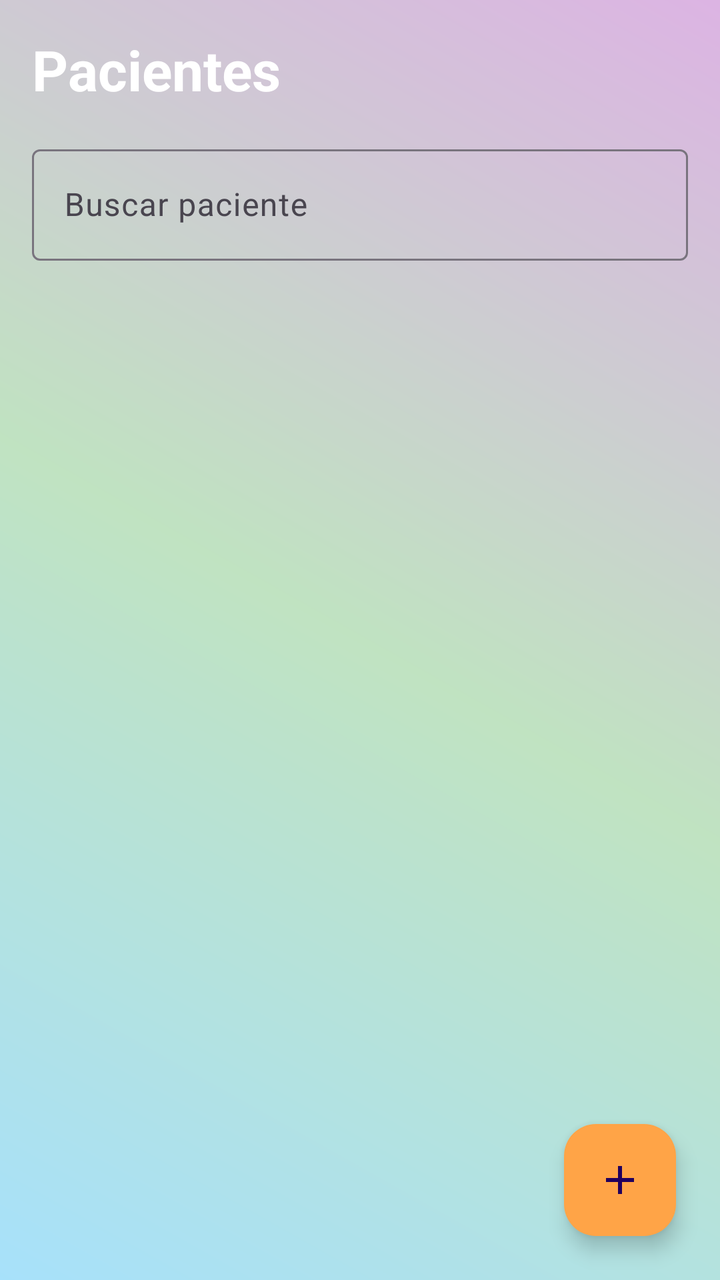
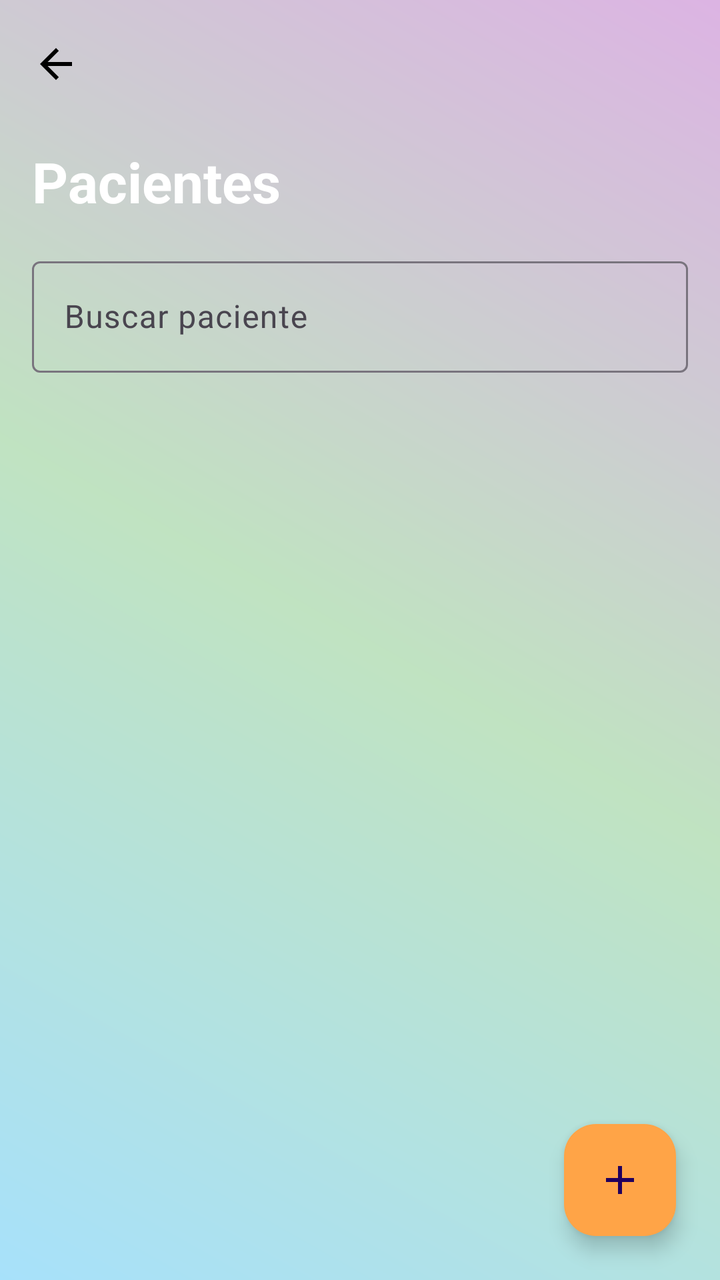

Two renders of the same Android screen: before a commit and after it. Below are the layout's source before the change and the commit's diff.
<!-- AndroidManifest.xml: application theme Theme.AppMedicosCarlos -->
<!-- res/layout/activity_lista_paciente.xml -->
<?xml version="1.0" encoding="utf-8"?>
<androidx.coordinatorlayout.widget.CoordinatorLayout
    xmlns:android="http://schemas.android.com/apk/res/android"
    xmlns:app="http://schemas.android.com/apk/res-auto"
    android:layout_width="match_parent"
    android:layout_height="match_parent"
    android:background="@drawable/bg_gradient_colorful">

    <LinearLayout
        android:orientation="vertical"
        android:padding="16dp"
        android:layout_width="match_parent"
        android:layout_height="match_parent">

        
        <TextView
            android:id="@+id/tvTituloPacientes"
            android:layout_width="match_parent"
            android:layout_height="wrap_content"
            android:text="Pacientes"
            android:textSize="28sp"
            android:textStyle="bold"
            android:textColor="@android:color/white"/>

        
        <com.google.android.material.textfield.TextInputLayout
            android:id="@+id/tilBuscarPaciente"
            android:layout_width="match_parent"
            android:layout_height="wrap_content"
            android:layout_marginTop="16dp"
            android:hint="Buscar paciente">

            <com.google.android.material.textfield.TextInputEditText
                android:id="@+id/etBuscarPaciente"
                android:layout_width="match_parent"
                android:layout_height="wrap_content"
                android:inputType="text"/>
        </com.google.android.material.textfield.TextInputLayout>

        
        <androidx.recyclerview.widget.RecyclerView
            android:id="@+id/rvPacientes"
            android:layout_width="match_parent"
            android:layout_height="0dp"
            android:layout_weight="1"
            android:layout_marginTop="12dp"
            android:clipToPadding="false"/>
    </LinearLayout>

    
    <com.google.android.material.floatingactionbutton.FloatingActionButton
        android:id="@+id/fabNuevoPaciente"
        android:layout_width="wrap_content"
        android:layout_height="wrap_content"
        android:src="@drawable/ic_add"
        android:tint="@android:color/white"
        android:contentDescription="Añadir paciente"
        app:backgroundTint="@color/card_orange"
        app:layout_anchorGravity="bottom|end"
        android:layout_margin="22dp"
        app:layout_anchor="@id/rvPacientes"/>

</androidx.coordinatorlayout.widget.CoordinatorLayout>
<!-- resources referenced by this layout -->
<resources>
  <color name="card_orange">#FFA447</color>
  <!-- drawable bg_gradient_colorful (drawable) -->
  <?xml version="1.0" encoding="utf-8"?>
  <layer-list xmlns:android="http://schemas.android.com/apk/res/android">
  
      
      <item>
          <shape android:shape="rectangle">
              <gradient
                  android:startColor="#4FC3F7"
              android:centerColor="#81C784"
              android:endColor="#BA68C8"
              android:angle="45"/>
          </shape>
      </item>
  
      
      <item>
          <shape android:shape="rectangle">
              <solid android:color="#80FFFFFF"/> 
          </shape>
      </item>
  
  </layer-list>
  <!-- drawable ic_add (drawable) -->
  <vector xmlns:android="http://schemas.android.com/apk/res/android"
      android:width="24dp"
      android:height="24dp"
      android:viewportWidth="24"
      android:viewportHeight="24"
      android:tint="?attr/colorOnSurface">
      <path
          android:fillColor="@android:color/white"
          android:pathData="M19,13h-6v6h-2v-6H5v-2h6V5h2v6h6v2z"/>
  </vector>
  <style name="Theme.AppMedicosCarlos" parent="Base.Theme.AppMedicosCarlos" />
  <style name="Base.Theme.AppMedicosCarlos" parent="Theme.Material3.DayNight.NoActionBar">
          
          
      </style>
</resources>

<!-- the commit's change to res/layout/activity_lista_paciente.xml (unified diff, before → after) -->
@@ -6,13 +6,20 @@
     android:layout_height="match_parent"
     android:background="@drawable/bg_gradient_colorful">
 
+    <com.google.android.material.appbar.MaterialToolbar
+        android:id="@+id/topAppBar"
+        android:layout_width="match_parent"
+        android:layout_height="wrap_content"
+        android:background="@android:color/transparent"
+        app:navigationIcon="@drawable/ic_arrow_back" />
+
     <LinearLayout
         android:orientation="vertical"
         android:padding="16dp"
         android:layout_width="match_parent"
-        android:layout_height="match_parent">
+        android:layout_height="match_parent"
+        android:layout_marginTop="56dp">
 
-        
         <TextView
             android:id="@+id/tvTituloPacientes"
             android:layout_width="match_parent"
@@ -22,7 +29,6 @@
             android:textStyle="bold"
             android:textColor="@android:color/white"/>
 
-        
         <com.google.android.material.textfield.TextInputLayout
             android:id="@+id/tilBuscarPaciente"
             android:layout_width="match_parent"
@@ -37,7 +43,6 @@
                 android:inputType="text"/>
         </com.google.android.material.textfield.TextInputLayout>
 
-        
         <androidx.recyclerview.widget.RecyclerView
             android:id="@+id/rvPacientes"
             android:layout_width="match_parent"
@@ -47,7 +52,6 @@
             android:clipToPadding="false"/>
     </LinearLayout>
 
-    
     <com.google.android.material.floatingactionbutton.FloatingActionButton
         android:id="@+id/fabNuevoPaciente"
         android:layout_width="wrap_content"
<!-- resource entries referenced after the edit -->
@@ -35,6 +35,17 @@
           android:fillColor="@android:color/white"
           android:pathData="M19,13h-6v6h-2v-6H5v-2h6V5h2v6h6v2z"/>
   </vector>
+  <!-- drawable ic_arrow_back (drawable) -->
+  <vector xmlns:android="http://schemas.android.com/apk/res/android"
+      android:width="24dp"
+      android:height="24dp"
+      android:viewportWidth="24"
+      android:viewportHeight="24">
+  
+      <path
+          android:fillColor="@android:color/black"
+          android:pathData="M20,11H7.83l5.59,-5.59L12,4l-8,8 8,8 1.41,-1.41L7.83,13H20v-2z"/>
+  </vector>
   <style name="Theme.AppMedicosCarlos" parent="Base.Theme.AppMedicosCarlos" />
   <style name="Base.Theme.AppMedicosCarlos" parent="Theme.Material3.DayNight.NoActionBar">
           
